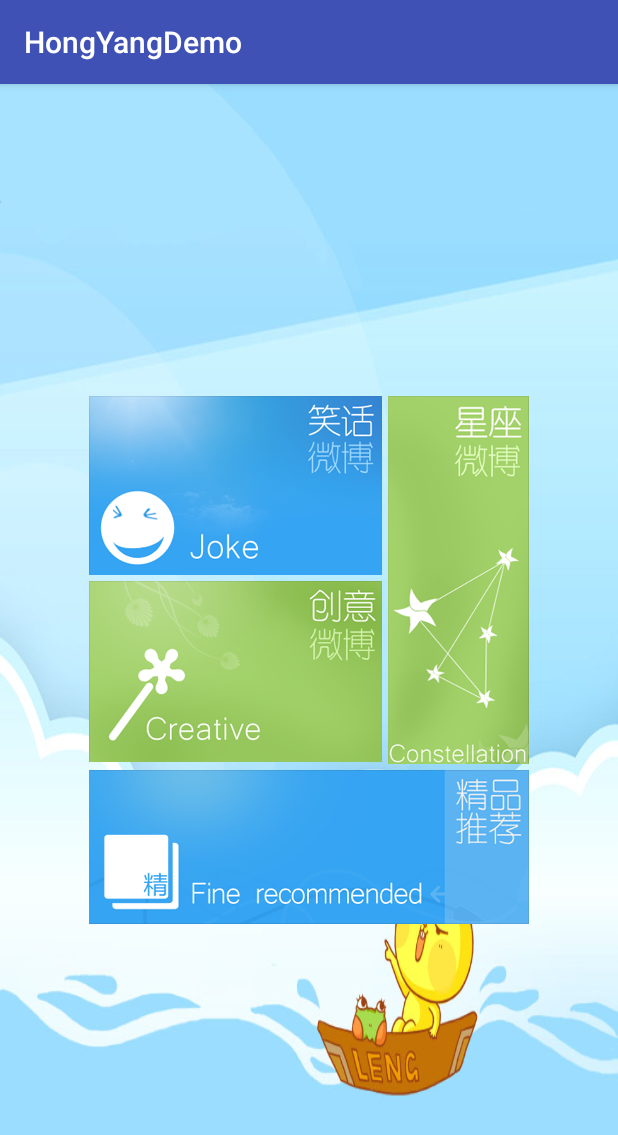
After one commit to shuzhuchengfu2/HongYangDemo, an Android app: the MyImageActivity screen opened directly, with no data from a screen before it, on a phone screen of 412 x 824 dp. The commit adds this screen. Shown: the top 1135 px of the screen. Run offline under Robolectric (Android 15) with nearby library versions, the phone set to English and light mode, and no system bars.

Commit message:
Android 仿Win8的metro的UI界面

```diff
--- /dev/null
+++ b/app/src/main/java/com/hongyangdemo/widget/MyImageActivity.java
@@ -0,0 +1,26 @@
+package com.hongyangdemo.widget;
+
+import android.os.Bundle;
+import android.support.v7.app.AppCompatActivity;
+import android.widget.Toast;
+
+import com.hongyangdemo.R;
+
+public class MyImageActivity extends AppCompatActivity {
+    MyImageView joke;
+
+
+    @Override
+    protected void onCreate(Bundle savedInstanceState) {
+        super.onCreate(savedInstanceState);
+        setContentView(R.layout.activity_my_image);
+        joke = (MyImageView) findViewById(R.id.c_joke);
+        joke.setOnClickIntent(new MyImageView.OnViewClickListener(){
+
+            @Override
+            public void onViewClick(MyImageView view){
+                Toast.makeText(MyImageActivity.this, "Joke", Toast.LENGTH_SHORT).show();
+            }
+        });
+    }
+}
--- /dev/null
+++ b/app/src/main/java/com/hongyangdemo/widget/MyImageView.java
@@ -0,0 +1,183 @@
+package com.hongyangdemo.widget;
+
+import android.content.Context;
+import android.graphics.Matrix;
+import android.graphics.drawable.BitmapDrawable;
+import android.graphics.drawable.Drawable;
+import android.os.Handler;
+import android.os.Message;
+import android.support.annotation.Nullable;
+import android.support.v7.widget.AppCompatImageView;
+import android.util.AttributeSet;
+import android.util.Log;
+import android.view.MotionEvent;
+
+/**
+ * author： xiongdejin
+ * date: 2017/7/31
+ * describe: Android 仿Win8的metro的UI界面
+ */
+
+public class MyImageView extends AppCompatImageView {
+    private static final String TAG = "MyImageView";
+
+    private static final int SCALE_REDUCE_INIT = 0;
+    private static final int SCALING = 1;
+    private static final int SCALE_ADD_INIT = 6;
+
+    /**
+     * 控件的宽
+     */
+    private int mWidth;
+    /**
+     * 控件的高
+     */
+    private int mHeight;
+    /**
+     * 控件的宽1/2
+     */
+    private int mCenterWidth;
+    /**
+     * 控件的高 1/2
+     */
+    private int mCenterHeight;
+
+    /**
+     * 设置一个缩放的常量
+     */
+    private float mMinScale = 0.85f;
+    /**
+     * 缩放是否结束
+     */
+    private boolean isFinish = true;
+
+    public MyImageView(Context context) {
+        this(context,null);
+    }
+
+    public MyImageView(Context context, @Nullable AttributeSet attrs) {
+        super(context, attrs,0);
+    }
+
+    public MyImageView(Context context, @Nullable AttributeSet attrs, int defStyleAttr) {
+        super(context, attrs, defStyleAttr);
+    }
+
+    @Override
+    protected void onLayout(boolean changed, int left, int top, int right, int bottom) {
+        super.onLayout(changed, left, top, right, bottom);
+        if(changed){
+            mWidth = getWidth() - getPaddingLeft() - getPaddingRight();
+            mHeight = getHeight() - getPaddingTop() - getPaddingBottom();
+
+            mCenterWidth = mWidth /2;
+            mCenterHeight = mHeight /2;
+
+            Drawable drawable = getDrawable();
+            BitmapDrawable bd = (BitmapDrawable) drawable;
+            bd.setAntiAlias(true);
+        }
+    }
+
+    @Override
+    public boolean onTouchEvent(MotionEvent event) {
+        switch (event.getAction()){
+            case MotionEvent.ACTION_DOWN:
+                Log.d(TAG,"onTouchEvent : ACTION_DOWN");
+                mScaleHandler.sendEmptyMessage(SCALE_REDUCE_INIT);
+                break;
+            case MotionEvent.ACTION_UP:
+                Log.d(TAG,"onTouchEvent : ACTION_UP");
+                mScaleHandler.sendEmptyMessage(SCALE_ADD_INIT);
+                break;
+        }
+        return true;
+    }
+
+
+    private Handler mScaleHandler = new Handler(){
+        private Matrix matrix = new Matrix();
+        private int count = 0;
+        private float s;
+        /**
+         * 是否已经调用了点击事件
+         */
+        private boolean isClicked;
+
+        @Override
+        public void handleMessage(Message msg) {
+            matrix.set(getImageMatrix());
+            switch (msg.what){
+                case SCALE_REDUCE_INIT:
+                    Log.d(TAG,"SCALE_REDUCE_INIT");
+                    if(!isFinish){
+                        mScaleHandler.sendEmptyMessage(SCALE_REDUCE_INIT);
+                    }else{
+                        isFinish = false;
+                        count = 0;
+                        s = (float) Math.sqrt(Math.sqrt(mMinScale));
+                        beginScale(matrix,s);
+                        mScaleHandler.sendEmptyMessage(SCALING);
+                    }
+                    Log.d(TAG,"s:"+s);
+                    break;
+                case SCALING:
+                    Log.d(TAG,"SCALING");
+                    beginScale(matrix,s);
+                    if(count<4){
+                        mScaleHandler.sendEmptyMessage(SCALING);
+                    }else{
+                        isFinish = true;
+                        if(MyImageView.this.mOnViewClickListener != null && !isClicked){
+                            isClicked = true;
+                            MyImageView.this.mOnViewClickListener.onViewClick(MyImageView.this);
+                        }else{
+                            isClicked = false;
+                        }
+                    }
+                    count ++;
+                    Log.d(TAG,"s:"+s);
+                    break;
+                case SCALE_ADD_INIT:
+                    Log.d(TAG,"SCALE_ADD_INIT");
+                    if(!isFinish){
+                        mScaleHandler.sendEmptyMessage(SCALE_ADD_INIT);
+                    }else{
+                        isFinish = false;
+                        count = 0;
+                        s = (float) Math.sqrt(Math.sqrt(1.0f / mMinScale));
+                        beginScale(matrix,s);
+                        mScaleHandler.sendEmptyMessage(SCALING);
+                    }
+                    Log.d(TAG,"s:"+s);
+                    break;
+            }
+            super.handleMessage(msg);
+        }
+    };
+
+
+    /**
+     * 缩放
+     *
+     * @param matrix
+     * @param scale
+     */
+    private synchronized void beginScale(Matrix matrix, float scale){
+        matrix.postScale(scale, scale, mCenterWidth, mCenterHeight);
+        setImageMatrix(matrix);
+    }
+
+    /**
+     * 回调接口
+     */
+    private OnViewClickListener mOnViewClickListener;
+
+    public void setOnClickIntent(OnViewClickListener onViewClickListener){
+        this.mOnViewClickListener = onViewClickListener;
+    }
+
+    public interface OnViewClickListener {
+        void onViewClick(MyImageView view);
+    }
+}
--- a/app/src/main/res/layout/activity_main.xml
+++ b/app/src/main/res/layout/activity_main.xml
@@ -4,11 +4,17 @@
     xmlns:tools="http://schemas.android.com/tools"
     android:layout_width="match_parent"
     android:layout_height="match_parent"
+    android:orientation="vertical"
     tools:context="com.hongyangdemo.MainActivity">
     <Button
         android:text="listViewDelete"
         android:onClick="listViewDelete"
         android:layout_width="match_parent"
         android:layout_height="wrap_content"/>
+    <Button
+        android:text="myImageView"
+        android:onClick="myImageView"
+        android:layout_width="match_parent"
+        android:layout_height="wrap_content"/>
 
 </LinearLayout>
--- /dev/null
+++ b/app/src/main/res/layout/activity_my_image.xml
@@ -0,0 +1,59 @@
+<?xml version="1.0" encoding="utf-8"?>
+<LinearLayout xmlns:android="http://schemas.android.com/apk/res/android"
+              android:layout_width="fill_parent"
+              android:layout_height="fill_parent"
+              android:background="@drawable/bkg_img_default"
+              android:gravity="center"
+              android:orientation="vertical" >
+
+    <LinearLayout
+        android:layout_width="wrap_content"
+        android:layout_height="wrap_content"
+        android:orientation="vertical" >
+
+        <LinearLayout
+            android:layout_width="wrap_content"
+            android:layout_height="wrap_content"
+            android:orientation="horizontal" >
+
+            <LinearLayout
+                android:layout_width="wrap_content"
+                android:layout_height="wrap_content"
+                android:orientation="vertical" >
+
+                <com.hongyangdemo.widget.MyImageView
+                    android:id="@+id/c_joke"
+                    android:layout_width="wrap_content"
+                    android:layout_height="wrap_content"
+                    android:layout_margin="2dp"
+                    android:scaleType="matrix"
+                    android:src="@drawable/left_top" />
+
+                <com.hongyangdemo.widget.MyImageView
+                    android:id="@+id/c_idea"
+                    android:layout_width="wrap_content"
+                    android:layout_height="wrap_content"
+                    android:layout_margin="2dp"
+                    android:scaleType="matrix"
+                    android:src="@drawable/left_bottom" />
+            </LinearLayout>
+
+            <com.hongyangdemo.widget.MyImageView
+                android:id="@+id/c_constellation"
+                android:layout_width="wrap_content"
+                android:layout_height="wrap_content"
+                android:layout_margin="2dp"
+                android:scaleType="matrix"
+                android:src="@drawable/right" />
+        </LinearLayout>
+
+        <com.hongyangdemo.widget.MyImageView
+            android:id="@+id/c_recommend"
+            android:layout_width="wrap_content"
+            android:layout_height="wrap_content"
+            android:layout_margin="2dp"
+            android:scaleType="matrix"
+            android:src="@drawable/bottom" />
+    </LinearLayout>
+
+</LinearLayout>
```
Also changed, not shown: app/src/main/AndroidManifest.xml (+8 -4 lines), app/src/main/java/com/hongyangdemo/MainActivity.java (+7 -0 lines), app/src/main/res/drawable-hdpi/bkg_img_default.jpg (added), app/src/main/res/drawable-hdpi/bottom.png (added), app/src/main/res/drawable-hdpi/left_bottom.png (added), app/src/main/res/drawable-hdpi/left_top.png (added), app/src/main/res/drawable-hdpi/right.png (added), 1 other file.
